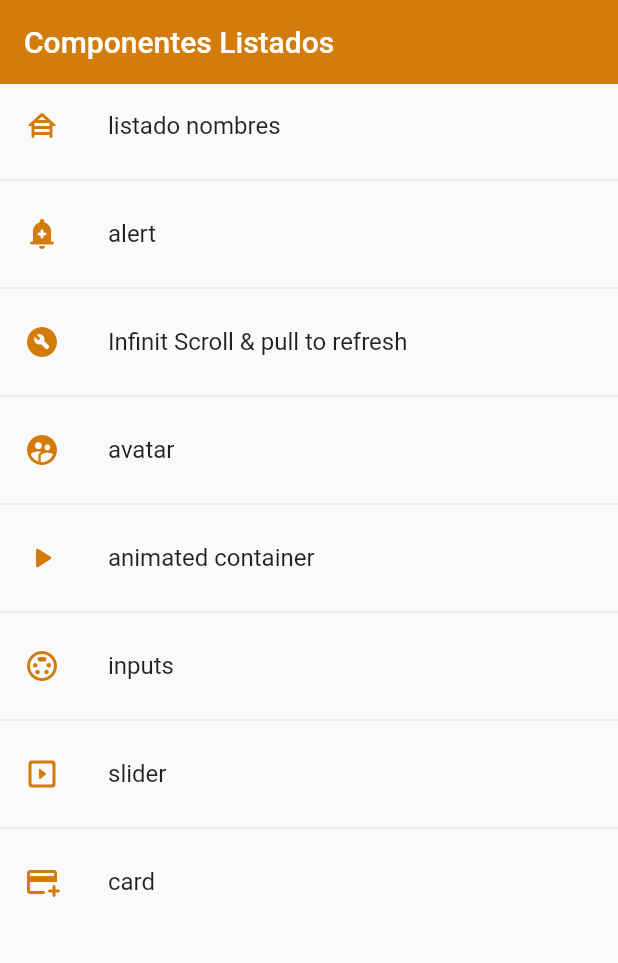
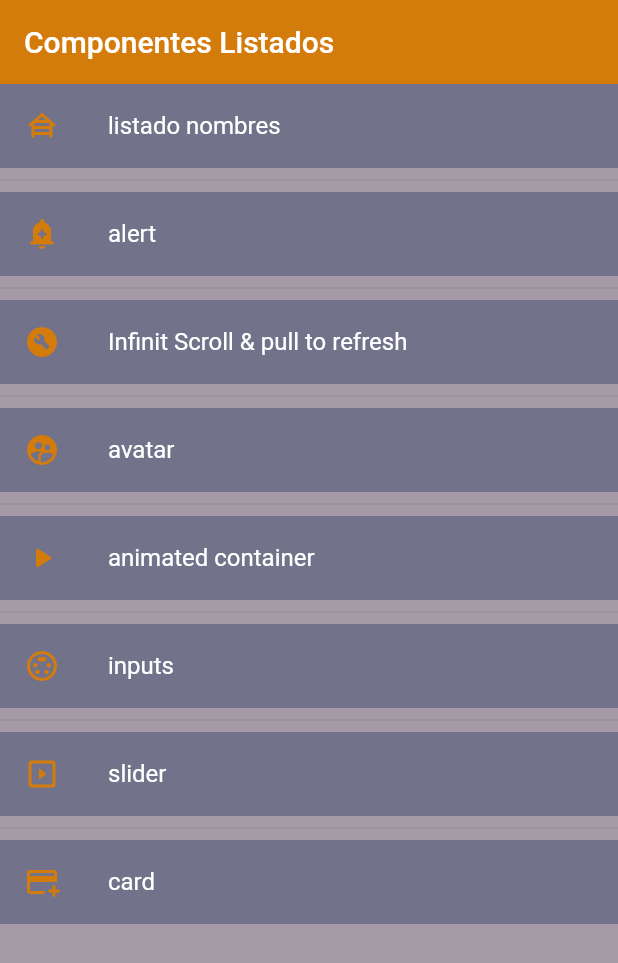
Before and after one commit to florinawer/FlutterComponents, a Flutter app: the screen it shows after launch, on a phone screen of 412 x 824 dp. Shown: the top 963 px of the screen. Run offline on Flutter 3.47's test engine with Material 2 defaults, Android fonts, the phone set to English and light mode, and no system bars.

Commit message:
Colors refactor

```diff
--- a/flutty_components/lib/screens/alert_screen.dart
+++ b/flutty_components/lib/screens/alert_screen.dart
@@ -9,6 +9,7 @@ class AlertScreen extends StatelessWidget {
   @override
   Widget build(BuildContext context) {
     return Scaffold(
+      backgroundColor: const Color.fromARGB(126, 153, 96, 96),
       appBar: AppBar(
         title: const Text('Mai mult mai mult mai mult'),
       ),
--- a/flutty_components/lib/screens/animated_screen.dart
+++ b/flutty_components/lib/screens/animated_screen.dart
@@ -18,6 +18,7 @@ class _AnimatedScreenState extends State<AnimatedScreen> {
   @override
   Widget build(BuildContext context) {
     return Scaffold(
+      backgroundColor: const Color.fromARGB(126, 153, 96, 96),
       appBar: AppBar(
         title: const Text('Animated Container'),
       ),
--- a/flutty_components/lib/screens/home.dart
+++ b/flutty_components/lib/screens/home.dart
@@ -10,16 +10,20 @@ class HomeScreen extends StatelessWidget {
     final menuOptions = AppRoutes.menuOptions;
 
     return Scaffold(
+        backgroundColor: const Color.fromARGB(124, 70, 49, 73),
         appBar: AppBar(
           title: const Text('Componentes Listados'),
         ),
         body: ListView.separated(
+            physics: const BouncingScrollPhysics(),
             itemBuilder: (context, i) => ListTile(
                   leading: Icon(
                     menuOptions[i].icon,
                     color: AppTheme.primary,
                   ),
                   title: Text(menuOptions[i].name),
+                  textColor: Colors.white,
+                  tileColor: const Color.fromARGB(123, 59, 70, 107),
                   onTap: () {
                     //hard way
                     //   final route = MaterialPageRoute(
--- a/flutty_components/lib/screens/listview_builder_screen.dart
+++ b/flutty_components/lib/screens/listview_builder_screen.dart
@@ -109,7 +109,7 @@ class _ListviewBuilderScreenState extends State<ListviewBuilderScreen> {
                 bottom: 20,
                 //se muestra centrado basandose en el tamaño de la pantalla
                 left: size.width * 0.5 - 30,
-                child: _LoadinIcon(),
+                child: const _LoadinIcon(),
               ),
           ],
         ),
```
